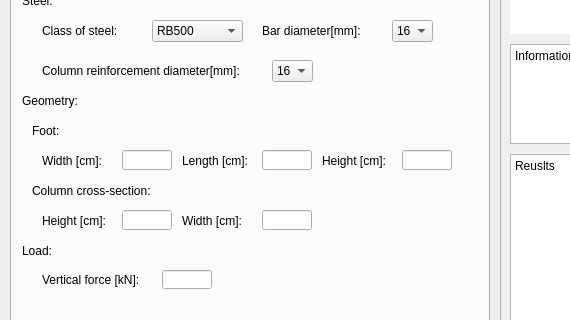
Qt form app/designer/ui.ui (michalkowal66/reinfCalc) before a commit; both pictures show x 0 to 570 and y 191 to 511 of the 800 by 600 pixel window.
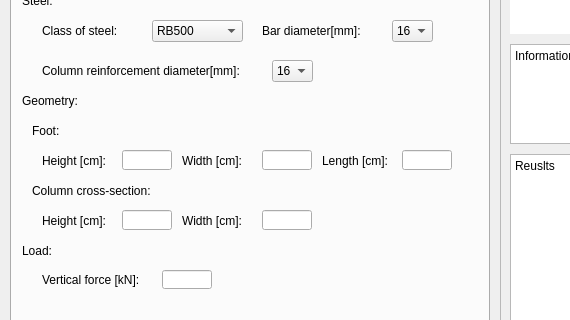
The same form after that commit. The open tabs and pages were chosen to show the change.

Commit message: Change foot tab geometry order

Patch:
```diff
--- a/app/designer/ui.ui
+++ b/app/designer/ui.ui
@@ -1334,7 +1334,7 @@
        <widget class="QLineEdit" name="f_fwidth_lineEdit">
         <property name="geometry">
          <rect>
-          <x>110</x>
+          <x>250</x>
           <y>280</y>
           <width>50</width>
           <height>20</height>
@@ -1440,7 +1440,7 @@
        <widget class="QLabel" name="f_fwidth_label">
         <property name="geometry">
          <rect>
-          <x>30</x>
+          <x>170</x>
           <y>280</y>
           <width>91</width>
           <height>21</height>
@@ -1453,7 +1453,7 @@
        <widget class="QLabel" name="f_flength_label">
         <property name="geometry">
          <rect>
-          <x>170</x>
+          <x>310</x>
           <y>280</y>
           <width>91</width>
           <height>21</height>
@@ -1466,7 +1466,7 @@
        <widget class="QLineEdit" name="f_flength_lineEdit">
         <property name="geometry">
          <rect>
-          <x>250</x>
+          <x>390</x>
           <y>280</y>
           <width>50</width>
           <height>20</height>
@@ -1586,7 +1586,7 @@
        <widget class="QLineEdit" name="f_fheight_lineEdit">
         <property name="geometry">
          <rect>
-          <x>390</x>
+          <x>110</x>
           <y>280</y>
           <width>50</width>
           <height>20</height>
@@ -1596,7 +1596,7 @@
        <widget class="QLabel" name="f_fheight_label">
         <property name="geometry">
          <rect>
-          <x>310</x>
+          <x>30</x>
           <y>280</y>
           <width>91</width>
           <height>21</height>
```
The commit also changes 1 other file.
